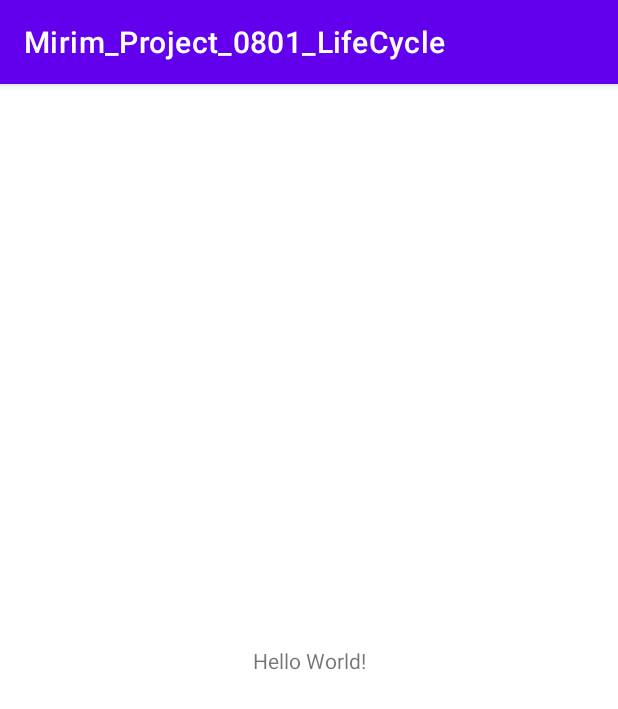
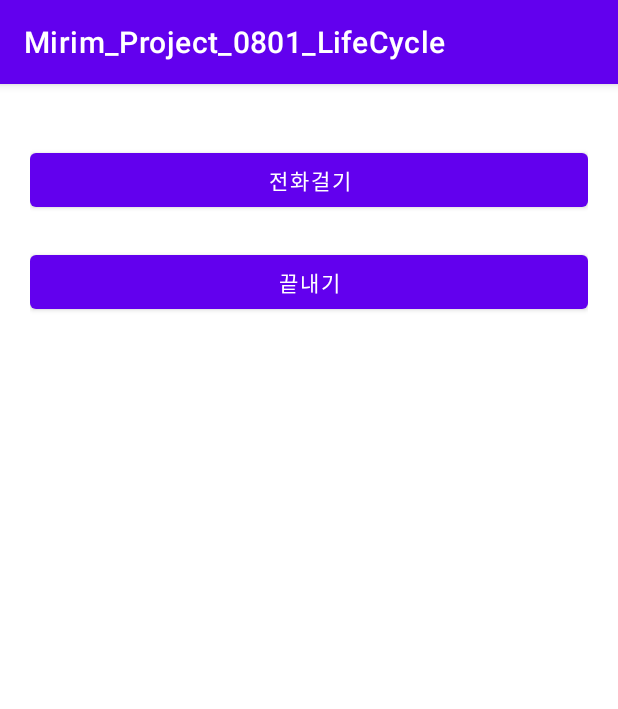
Before and after one commit to kjminn/Mirim_Project_0801_LifeCycle, an Android app: the screen it shows after launch (MainActivity), on a phone screen of 412 x 824 dp. Shown: the top 709 px of the screen. Run offline under Robolectric (Android 15) with nearby library versions, the phone set to English and light mode, and no system bars.

Commit message:
Activity Life Cycle에 대한 callback method 연습

```diff
--- a/app/src/main/java/kr/hs/emirim/kjminn/mirim_project_0801_lifecycle/MainActivity.java
+++ b/app/src/main/java/kr/hs/emirim/kjminn/mirim_project_0801_lifecycle/MainActivity.java
@@ -2,13 +2,74 @@ package kr.hs.emirim.kjminn.mirim_project_0801_lifecycle;
 
 import androidx.appcompat.app.AppCompatActivity;
 
+import android.content.Intent;
+import android.net.Uri;
 import android.os.Bundle;
+import android.util.Log;
+import android.view.View;
+import android.widget.Button;
 
 public class MainActivity extends AppCompatActivity {
 
     @Override
     protected void onCreate(Bundle savedInstanceState) {
         super.onCreate(savedInstanceState);
+        Log.d("***생성", "onCreate()호출됨");
         setContentView(R.layout.activity_main);
+        Button btnDial = findViewById(R.id.btn_dial);
+        Button btnFinish = findViewById(R.id.btn_finish);
+        btnDial.setOnClickListener(btnListener);
+        btnFinish.setOnClickListener(btnListener);
+    }
+
+    View.OnClickListener btnListener = new View.OnClickListener() {
+        @Override
+        public void onClick(View view) {
+            switch (view.getId()){
+                case R.id.btn_dial:
+                    Intent intent = new Intent(Intent.ACTION_VIEW, Uri.parse("tel:/01022223333"));
+                    startActivity(intent);
+                    break;
+                case R.id.btn_finish:
+                    finish();
+                    break;
+            }
+        }
+    };
+
+    @Override
+    protected void onStart() {
+        super.onStart();
+        Log.d("***시작", "onStart()호출됨");
+    }
+
+    @Override
+    protected void onResume() {
+        super.onResume();
+        Log.d("***재개", "onResume()호출됨");
+    }
+
+    @Override
+    protected void onPause() {
+        super.onPause();
+        Log.d("***일시정지", "onPause()호출됨");
+    }
+
+    @Override
+    protected void onStop() {
+        super.onStop();
+        Log.d("***정지", "onStop()호출됨");
+    }
+
+    @Override
+    protected void onRestart() {
+        super.onRestart();
+        Log.d("***재시작", "onRestart()호출됨");
+    }
+
+    @Override
+    protected void onDestroy() {
+        super.onDestroy();
+        Log.d("***소멸", "onDestroy()호출됨");
     }
 }
--- a/app/src/main/res/layout/activity_main.xml
+++ b/app/src/main/res/layout/activity_main.xml
@@ -1,18 +1,24 @@
 <?xml version="1.0" encoding="utf-8"?>
-<androidx.constraintlayout.widget.ConstraintLayout xmlns:android="http://schemas.android.com/apk/res/android"
+<LinearLayout xmlns:android="http://schemas.android.com/apk/res/android"
     xmlns:app="http://schemas.android.com/apk/res-auto"
     xmlns:tools="http://schemas.android.com/tools"
     android:layout_width="match_parent"
     android:layout_height="match_parent"
+    android:orientation="vertical"
+    android:padding="20dp"
     tools:context=".MainActivity">
 
-    <TextView
-        android:layout_width="wrap_content"
+    <Button
+        android:id="@+id/btn_dial"
+        android:layout_marginTop="20dp"
+        android:layout_width="match_parent"
         android:layout_height="wrap_content"
-        android:text="Hello World!"
-        app:layout_constraintBottom_toBottomOf="parent"
-        app:layout_constraintLeft_toLeftOf="parent"
-        app:layout_constraintRight_toRightOf="parent"
-        app:layout_constraintTop_toTopOf="parent" />
+        android:text="전화걸기"/>
+    <Button
+        android:id="@+id/btn_finish"
+        android:layout_marginTop="20dp"
+        android:layout_width="match_parent"
+        android:layout_height="wrap_content"
+        android:text="끝내기"/>
 
-</androidx.constraintlayout.widget.ConstraintLayout>
+</LinearLayout>
```
